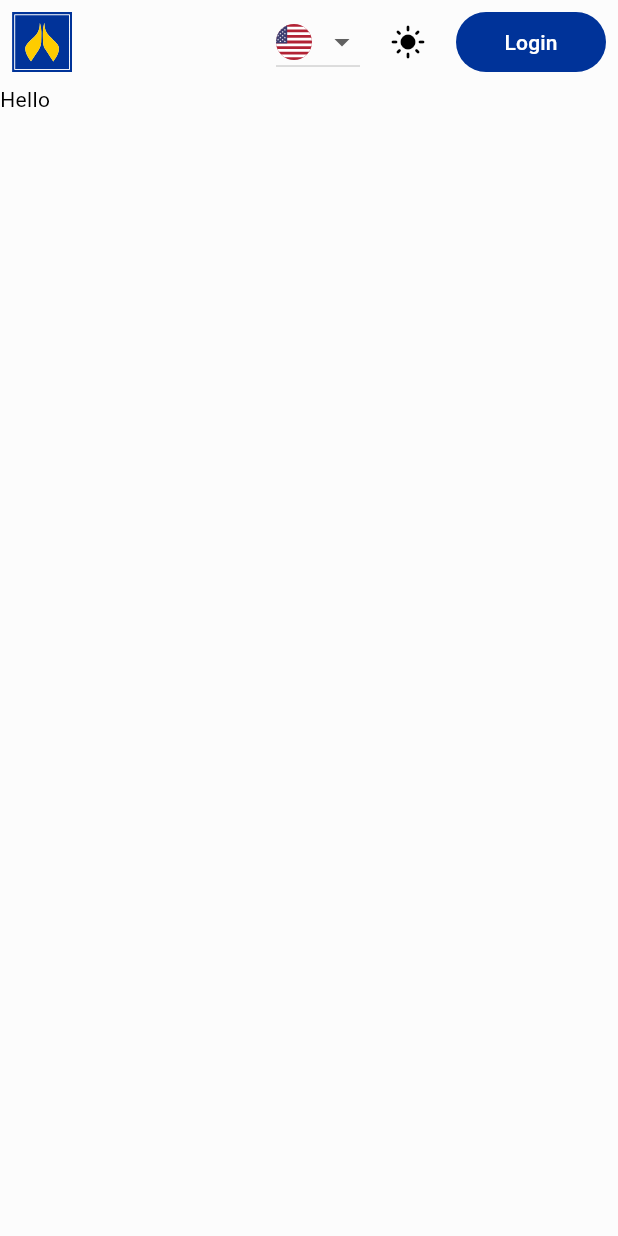
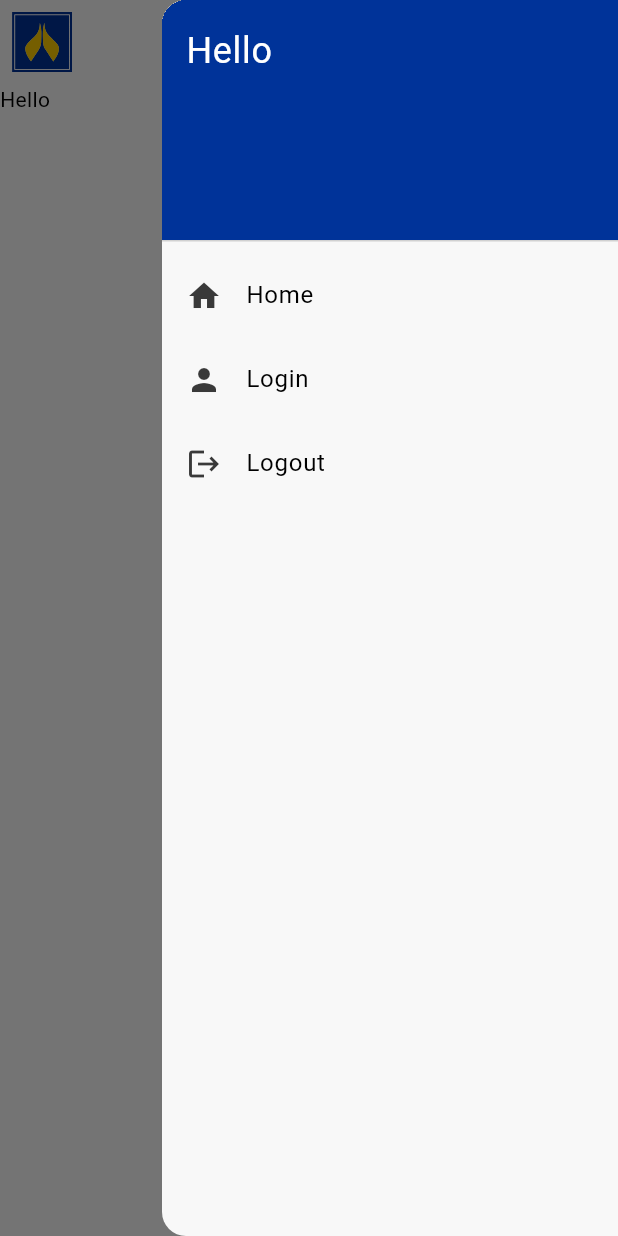
Before and after one commit to SmAaMyA/dart-flutter-template, a Flutter app: the screen it shows after launch, with the side drawer open (before the commit the screen has no drawer), on a phone screen of 412 x 824 dp. Run offline on Flutter 3.47's test engine with Material 3 defaults, Android fonts, the phone set to English and light mode, and no system bars; our stand-ins replace flex_color_scheme, flutter_svg, get, shared_preferences; generated files the repository leaves out were written again.

Commit message:
Add sidebar and template for logout page.

```diff
--- a/lib/src/localization/app_en.arb
+++ b/lib/src/localization/app_en.arb
@@ -12,12 +12,16 @@
   "@toggleTheme": {
     "description": "Theme toggle button tooltip"
   },
+  "home": "Home",
+  "@home": {
+    "description": "Home page name"
+  },
   "login": "Login",
   "@login": {
     "description": "Login button text"
   },
-  "home": "Home",
-  "@home": {
-    "description": "Home page name"
+  "logout": "Logout",
+  "@logout": {
+    "description": "Logout button text"
   }
 }
--- a/lib/src/localization/app_th.arb
+++ b/lib/src/localization/app_th.arb
@@ -12,12 +12,16 @@
   "@toggleTheme": {
     "description": "คำอธิบายปุ่มสลับธีม"
   },
+  "home": "หน้าหลัก",
+  "@home": {
+    "description": "ชื่อหน้าหลัก"
+  },
   "login": "เข้าสู่ระบบ",
   "@login": {
     "description": "ข้อความปุ่มเข้าสู่ระบบ"
   },
-  "home": "หน้าหลัก",
-  "@home": {
-    "description": "ชื่อหน้าหลัก"
+  "logout": "ออกจากระบบ",
+  "@logout": {
+    "description": "ข้อความปุ่มออกจากระบบ"
   }
 }
--- a/lib/src/localization/app_zh.arb
+++ b/lib/src/localization/app_zh.arb
@@ -12,12 +12,16 @@
   "@toggleTheme": {
     "description": "切换主题文本"
   },
+  "home": "主页",
+  "@home": {
+    "description": "主页名称"
+  },
   "login": "登录",
   "@login": {
     "description": "登录按钮文本"
   },
-  "home": "主页",
-  "@home": {
-    "description": "主页名称"
+  "logout": "登出",
+  "@logout": {
+    "description": "登出按钮文本"
   }
 }
--- a/lib/src/routes/routes.dart
+++ b/lib/src/routes/routes.dart
@@ -5,9 +5,11 @@ import 'package:get/get.dart';
 class AppRoutes {
   static const String home = '/';
   static const String login = '/login';
+  static const String logout = '/logout';
 
   static final routes = [
     GetPage(name: home, page: () => HomePage()),
     GetPage(name: login, page: () => LoginPage()),
+    GetPage(name: logout, page: () => LoginPage()), // Change to logout page
   ];
 }
--- a/lib/src/view/pages/home_page.dart
+++ b/lib/src/view/pages/home_page.dart
@@ -1,5 +1,6 @@
 import 'package:flutter/material.dart';
 import 'package:flutter_application_template/src/view/widgets/pc_web_header.dart';
+import 'package:flutter_application_template/src/view/widgets/pc_web_sidebar.dart';
 import 'package:flutter_gen/gen_l10n/app_localizations.dart';
 
 class HomePage extends StatelessWidget {
@@ -9,6 +10,7 @@ class HomePage extends StatelessWidget {
   Widget build(BuildContext context) {
     return Scaffold(
       appBar: PCWebHeader(),
+      endDrawer: PCWebSidebar(),
       body: Text(AppLocalizations.of(context)!.greeting),
     );
   }
--- a/lib/src/view/widgets/pc_web_header.dart
+++ b/lib/src/view/widgets/pc_web_header.dart
@@ -22,7 +22,8 @@ class PCWebHeader extends StatelessWidget implements PreferredSizeWidget {
     final double screenWidth = MediaQuery.of(context).size.width;
     final showText = screenWidth * 0.20 >= 115;
 
-    return AppBar(
+    return Scaffold(
+      appBar: AppBar(
         leading: MouseRegion(
           cursor: SystemMouseCursors.click,
           child: GestureDetector(
@@ -59,7 +60,17 @@ class PCWebHeader extends StatelessWidget implements PreferredSizeWidget {
             ),
           ),
           const SizedBox(width: 8),
+          IconButton(
+            icon: Icon(Icons.menu),
+            onPressed: () {
+              Scaffold.of(context).openEndDrawer();
+            },
+          ),
         ],
+      ),
+      body: Center(
+        child: Text(AppLocalizations.of(context)!.greeting),
+      ),
     );
   }
 }
--- /dev/null
+++ b/lib/src/view/widgets/pc_web_sidebar.dart
@@ -0,0 +1,53 @@
+import 'package:flutter/material.dart';
+import 'package:flutter_application_template/src/routes/routes.dart';
+import 'package:flutter_gen/gen_l10n/app_localizations.dart';
+import 'package:get/get.dart';
+
+class PCWebSidebar extends StatelessWidget {
+  const PCWebSidebar({super.key});
+
+  @override
+  Widget build(BuildContext context) {
+    return Drawer(
+      child: ListView(
+        padding: EdgeInsets.zero,
+        children: <Widget>[
+          DrawerHeader(
+            decoration: BoxDecoration(
+              color: Theme.of(context).primaryColor,
+            ),
+            child: Text(
+              AppLocalizations.of(context)!.greeting,
+              style: TextStyle(
+                color: Colors.white,
+                fontSize: 24,
+              ),
+            ),
+          ),
+          ListTile(
+            leading: Icon(Icons.home),
+            title: Text(AppLocalizations.of(context)!.home),
+            onTap: () {
+              Get.toNamed(AppRoutes.home);
+            },
+          ),
+          ListTile(
+            leading: Icon(Icons.person),
+            title: Text(AppLocalizations.of(context)!.login),
+            onTap: () {
+              Get.toNamed(AppRoutes.login);
+            },
+          ),
+          ListTile(
+            leading: Icon(Icons.logout),
+            title: Text(AppLocalizations.of(context)!.logout),
+            onTap: () {
+              Get.toNamed(AppRoutes.logout);
+            },
+          ),
+          // Add more items here
+        ],
+      ),
+    );
+  }
+}
```
Lines whose indentation alone changed are shown as unchanged.
